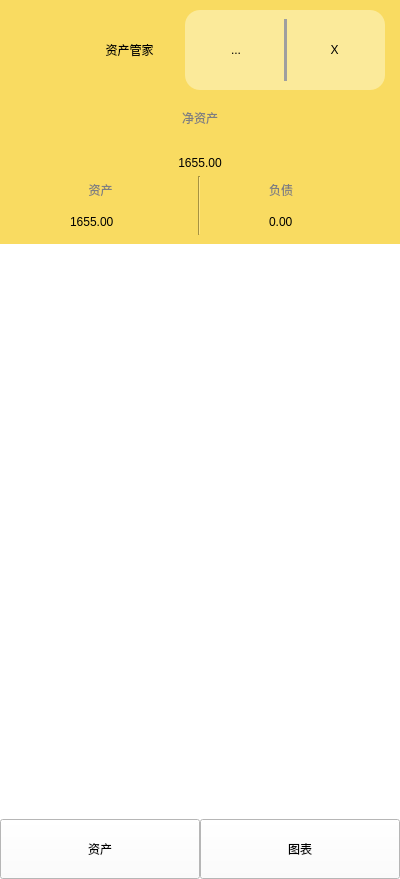
Old version of the form Kit/assetmanagerpage.ui in the repository MichaelFeng823/SharkBookProject.
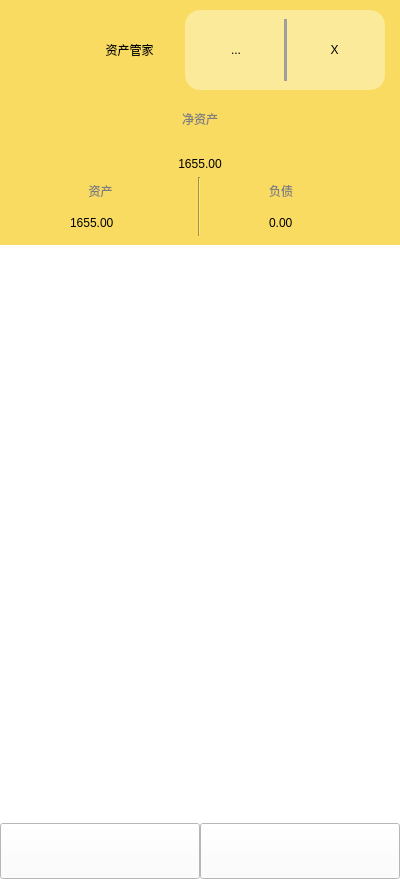
New version of the form. The open tabs and pages were chosen to show the change. Icons and pictures are not drawn.

What changed in the file:
```diff
--- a/Kit/assetmanagerpage.ui
+++ b/Kit/assetmanagerpage.ui
@@ -31,7 +31,7 @@
    </property>
    <item>
     <widget class="QWidget" name="backgroundwidget" native="true">
-     <layout class="QGridLayout" name="gridLayout_3" rowstretch="1,12,1">
+     <layout class="QGridLayout" name="gridLayout_3" rowstretch="1,13,1">
       <property name="leftMargin">
        <number>0</number>
       </property>
@@ -427,7 +427,11 @@
            </widget>
           </item>
           <item row="1" column="0">
-           <widget class="QWidget" name="contentwidget" native="true"/>
+           <widget class="QWidget" name="contentwidget" native="true">
+            <property name="styleSheet">
+             <string notr="true">border-image: url(:/AssetsManager/image/AssetMainArea_BackgroundInEmptyData.jpg);</string>
+            </property>
+           </widget>
           </item>
          </layout>
         </widget>
@@ -699,11 +703,12 @@
             </sizepolicy>
            </property>
            <property name="styleSheet">
-            <string notr="true">color: rgb(0, 0, 0);
-font: 14pt &quot;微软雅黑&quot;;</string>
+            <string notr="true">border-image: url(:/AssetsManager/image/AssetButtonIcon_Normal.jpg);
+
+</string>
            </property>
            <property name="text">
-            <string>资产</string>
+            <string/>
            </property>
           </widget>
          </item>
@@ -716,11 +721,11 @@
             </sizepolicy>
            </property>
            <property name="styleSheet">
-            <string notr="true">color: rgb(0, 0, 0);
-font: 14pt &quot;微软雅黑&quot;;</string>
+            <string notr="true">border-image: url(:/AssetsManager/image/ChartButtonIcon_normal.jpg);
+</string>
            </property>
            <property name="text">
-            <string>图表</string>
+            <string/>
            </property>
           </widget>
          </item>
```
Left out of the diff: 10 changed lines with no effect on the pictures.
